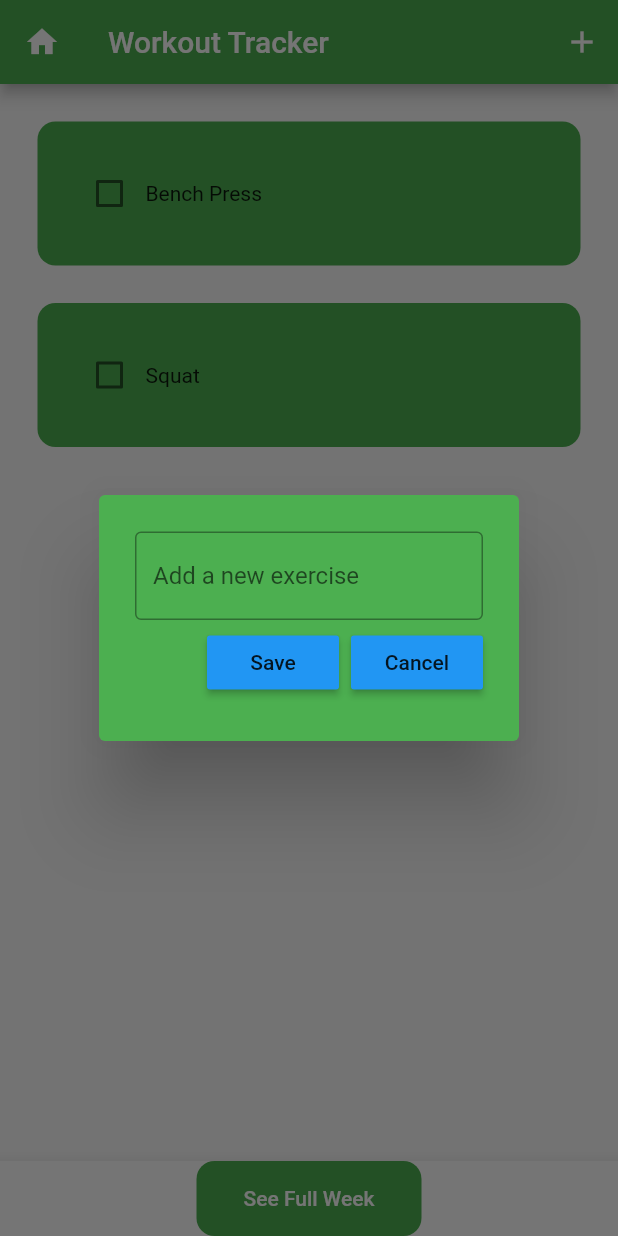
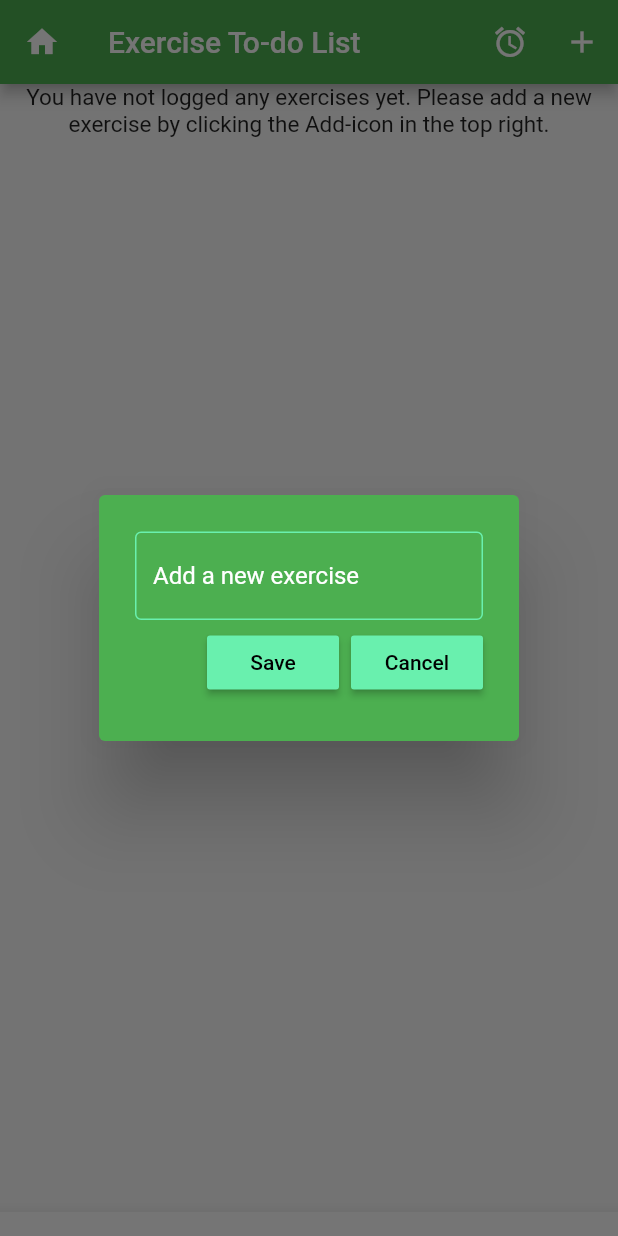
Before and after one commit to jageras/fitness_application_project, a Flutter app: the workoutTrackerPage screen opened directly, after a tap on the "add" icon, on a phone screen of 412 x 824 dp. Run offline on Flutter 3.47's test engine with Material 2 defaults, Android fonts, the phone set to English and light mode, and no system bars; drawn by our look-alikes of flutter_slidable; our stand-ins replace hive_flutter; accounts and stored records are empty.

Commit message:
Added timer

```diff
--- a/lib/Features/workoutTracker/data/database.dart
+++ b/lib/Features/workoutTracker/data/database.dart
@@ -7,10 +7,7 @@ class ExerciseDatabase {
   final _exerciseBox = Hive.box("exerciseBox");
 
   void createInitData() {
-    exerciseList = [
-      ["Bench Press", false],
-      ["Squat", false],
-    ];
+    exerciseList = [];
   }
 
   void loadData() {
--- a/lib/Features/workoutTracker/utils/dialogBox.dart
+++ b/lib/Features/workoutTracker/utils/dialogBox.dart
@@ -25,8 +25,12 @@ class DialogBox extends StatelessWidget {
             TextField(
               controller: controller,
               decoration: const InputDecoration(
+                  enabledBorder: OutlineInputBorder(
+                    borderSide: BorderSide(color: Colors.greenAccent, width: 1.0),
+                  ),
                   border: OutlineInputBorder(),
                   hintText: "Add a new exercise",
+                  hintStyle: TextStyle(color: Colors.white)
               ),
             ),
 
--- a/lib/Features/workoutTracker/utils/exerciseTile.dart
+++ b/lib/Features/workoutTracker/utils/exerciseTile.dart
@@ -42,9 +42,10 @@ class ExerciseTile extends StatelessWidget {
               Checkbox(
                 value: exerciseCompleted,
                 onChanged: onChanged,
-                activeColor: Colors.black,
+                activeColor: Colors.white,
+                checkColor: Colors.green,
               ),
-              Text(exerciseName),
+              Text(exerciseName, style: TextStyle(fontSize: 20, color: Colors.white)),
             ],
           ),
         ),
--- a/lib/Features/workoutTracker/utils/myButton.dart
+++ b/lib/Features/workoutTracker/utils/myButton.dart
@@ -14,8 +14,8 @@ class MyButton extends StatelessWidget {
   Widget build(BuildContext context) {
     return MaterialButton(
       onPressed: onPressed,
-      color: Theme.of(context).primaryColor,
-      child: Text(buttonName),
+      color: Colors.greenAccent,
+      child: Text(buttonName, style: const TextStyle(color: Colors.black)),
     );
   }
 }
--- a/lib/Features/workoutTracker/workoutTrackerPage.dart
+++ b/lib/Features/workoutTracker/workoutTrackerPage.dart
@@ -1,4 +1,7 @@
+import 'dart:async';
+
 import 'package:fitness_application_project/Features/workoutTracker/data/database.dart';
+import 'package:fitness_application_project/Features/workoutTracker/utils/timerBox.dart';
 import 'package:flutter/material.dart';
 import 'package:fitness_application_project/navigation.dart';
 import 'package:hive_flutter/hive_flutter.dart';
@@ -30,6 +33,7 @@ class workoutTrackerPageState extends State<workoutTrackerPage> {
 
   //text controller
   final _controller = TextEditingController();
+  final _timerController = TextEditingController();
 
   void checkBoxChanged(bool? value, int index) {
     setState(() {
@@ -60,6 +64,51 @@ class workoutTrackerPageState extends State<workoutTrackerPage> {
     );
   }
 
+  void createNewTimer() {
+    showDialog(
+      context: context,
+      builder: (context) {
+        return TimerBox(
+          controller: _timerController,
+          onSave: () => setTimer(int.parse(_timerController.text)),
+          onCancel: () => Navigator.of(context).pop(),
+        );
+      },
+    );
+  }
+
+  late Timer _timer;
+  late int _counter = 60;
+  late bool timerSet = false;
+  late bool timerFinished = true;
+
+  void setTimer(int seconds) {
+    _counter = seconds;
+    if (!timerFinished) {
+      timerSet = false;
+      timerFinished = true;
+      _timer.cancel();
+    }
+    _timer = Timer.periodic(const Duration(seconds: 1), (timer) {
+      setState(() {
+        if (_counter > 0) {
+          _counter--;
+        } else {
+          timerSet = false;
+          timerFinished = true;
+          _timer.cancel();
+        }
+      });
+    });
+    timerSet = true;
+    _timerController.clear();
+    Navigator.of(context).pop();
+  }
+
+  bool isExerciseListEmpty() {
+    return db.exerciseList.isEmpty;
+  }
+
   void deleteExercise(int index) {
     setState(() {
       db.exerciseList.removeAt(index);
@@ -74,8 +123,12 @@ class workoutTrackerPageState extends State<workoutTrackerPage> {
         leading: IconButton(icon: const Icon(Icons.home), onPressed: () {
           navToMenuPage(context);
         }),
-        title: const Text('Workout Tracker'),
+        title: const Text('Exercise To-do List'),
         actions: [
+          IconButton(
+            icon: const Icon(Icons.access_alarm),
+            onPressed: createNewTimer,
+          ),
           IconButton(
             icon: const Icon(Icons.add),
             onPressed: createNewExercise,
@@ -86,7 +139,15 @@ class workoutTrackerPageState extends State<workoutTrackerPage> {
 
       body: SingleChildScrollView(
         physics: const AlwaysScrollableScrollPhysics(),
-        child: ListView.builder(
+        child: Visibility(
+          child: Column(
+            children: <Widget> [
+              if (isExerciseListEmpty()) const Text(
+                "You have not logged any exercises yet. Please add a new exercise by clicking the Add-icon in the top right.",
+                textAlign: TextAlign.center,
+                style: TextStyle(fontSize: 15),
+              ),
+              ListView.builder(
                 scrollDirection: Axis.vertical,
                 shrinkWrap: true,
                 itemCount: db.exerciseList.length,
@@ -99,31 +160,25 @@ class workoutTrackerPageState extends State<workoutTrackerPage> {
                   );
                 }
               ),
+            ]
+          ),
+        ),
       ),
 
       bottomNavigationBar: BottomAppBar(
         child: Row(
           mainAxisAlignment: MainAxisAlignment.center,
-          children: [
-            Container (
-              decoration: BoxDecoration(
+          children: <Widget>[
+            (_counter > 0)? const Text("") : const Text("Timer Done!", style: TextStyle(fontWeight: FontWeight.bold, color: Colors.green, fontSize: 30),),
+            if (timerSet) Text(
+              '$_counter',
+              style: const TextStyle(
+                fontWeight: FontWeight.bold,
+                fontSize: 30,
                 color: Colors.green,
-                borderRadius: BorderRadius.circular(12),
+              )
             ),
-              child: SizedBox(
-                height: 50,
-                width: 150,
-                child: TextButton(
-                  child: const Text(
-                    "See Full Week", style: TextStyle(color: Colors.white),
-                  ),
-                  onPressed: () {
-                    null;
-                  },
-                ),
-              ),
-            ),
-          ],
+          ]
         ),
       ),
     );
```
Also changed, not shown: lib/Features/workoutTracker/utils/timerBox.dart (added, +59 -0 lines). Lines whose indentation alone changed are shown as unchanged.
